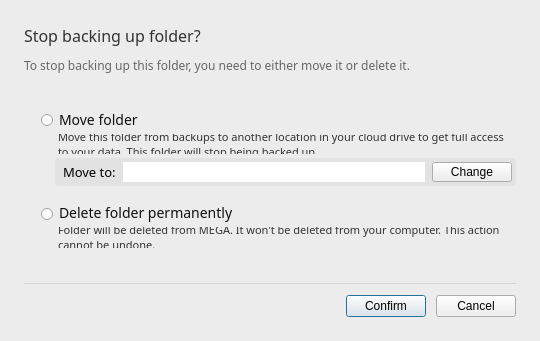
The window that src/MEGASync/gui/win/RemoveBackupDialog.ui (meganz/MEGAsync) describes before a commit, drawn with Qt 5.
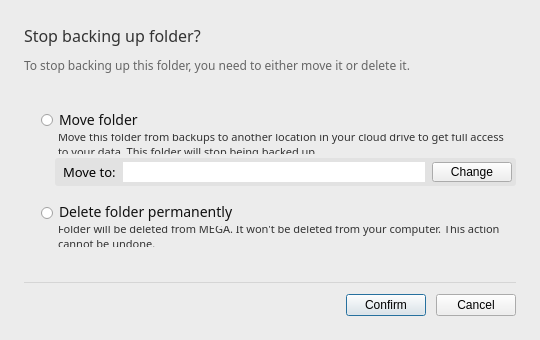
The same window after the commit.

Diff of the .ui file:
```diff
--- a/src/MEGASync/gui/win/RemoveBackupDialog.ui
+++ b/src/MEGASync/gui/win/RemoveBackupDialog.ui
@@ -7,13 +7,13 @@
     <x>0</x>
     <y>0</y>
     <width>540</width>
-    <height>329</height>
+    <height>340</height>
    </rect>
   </property>
   <property name="minimumSize">
    <size>
     <width>536</width>
-    <height>0</height>
+    <height>340</height>
    </size>
   </property>
   <property name="windowTitle">
```
